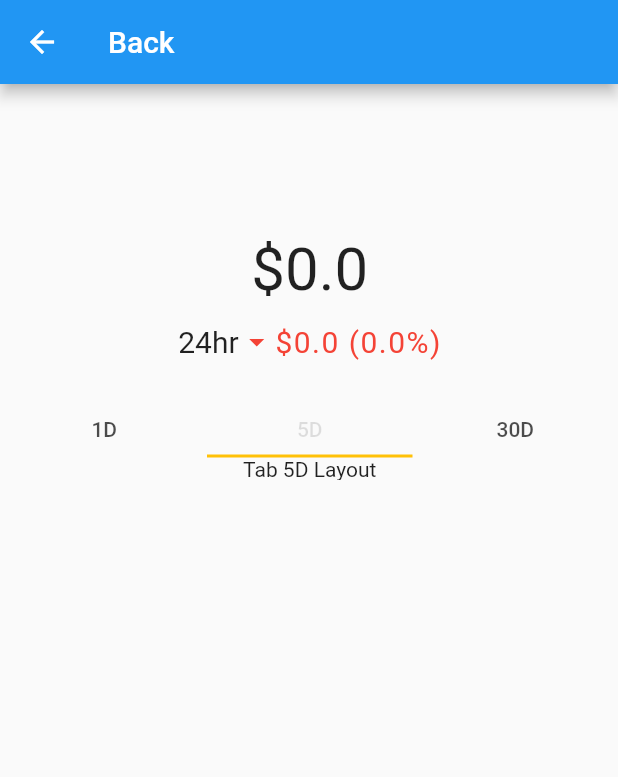
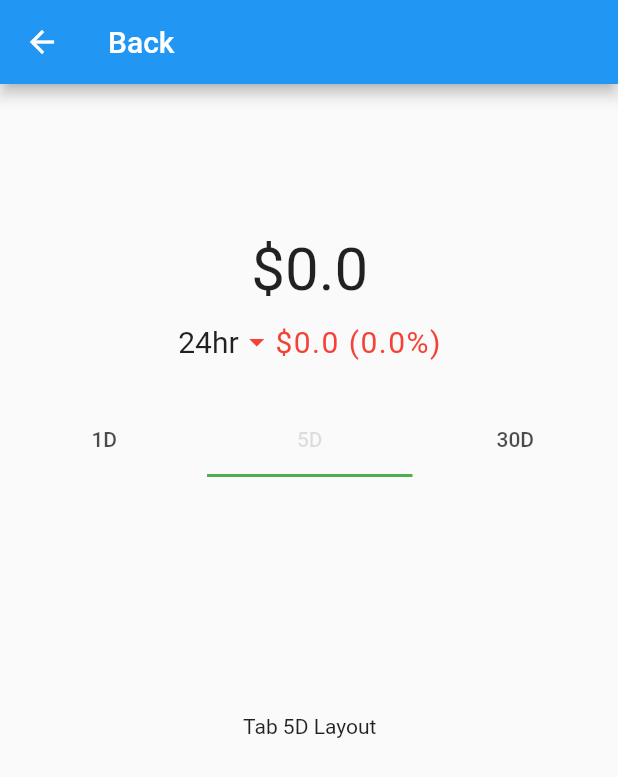
Before and after one commit to szewah/coincap_flutter, a Flutter app: the CryptoDetail screen opened directly with empty values, tab 2 chosen, on a phone screen of 412 x 824 dp. Shown: the top 777 px of the screen. Run offline on Flutter 3.47's test engine with Material 2 defaults, Android fonts, the phone set to English and light mode, and no system bars; our stand-ins replace firebase_core, flutter_spinkit; accounts and stored records are empty; network calls fail.

```diff
--- a/lib/screens/details/details.dart
+++ b/lib/screens/details/details.dart
@@ -12,7 +12,7 @@ class CryptoDetail extends StatelessWidget {
 
   @override
   Widget build(BuildContext context) {
-
+      print(coin.id);
       return Scaffold(
         extendBody: true,
         appBar: AppBar(
@@ -78,28 +78,31 @@ class CryptoDetail extends StatelessWidget {
               ),
               SizedBox(height:30),
               Container(
-                height: 50,
+                height: 380,
                 child: DefaultTabController(
                   length: 3,
-                  child: Scaffold(
-                    appBar: PreferredSize(
-                      preferredSize:Size.fromHeight(35),
-                      child: TabBar(
+                  child: Column(
+                    children: [
+                      TabBar(
                         labelColor: Colors.black12,
-                        indicatorColor: Colors.amber,
+                        indicatorColor: Colors.green,
                         tabs: [
                           Tab(text: '1D'),
                           Tab(text: '5D'),
                           Tab(text: '30D'),
                         ],
                     ),
-                    ),
-                    body: TabBarView(
+                    Container(
+                      height: 332.0,
+                      child: TabBarView(
                         children: [
-                        OneDay(),
+                          OneDay('${coin.id}', 1),
                           FiveDay(),
                           ThirtyDay()
-                      ])
+                        ],
+                      )
+                    )
+                  ]
                 )
               )
             )
```
Also changed, not shown: lib/screens/time/1D.dart (+21 -14 lines). Lines whose indentation alone changed are shown as unchanged.
